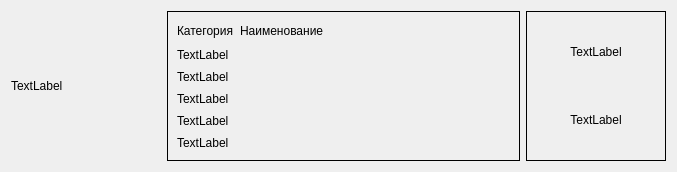
Leevandr/demo_final, file ui/ItemWidget.ui: the form before one commit.
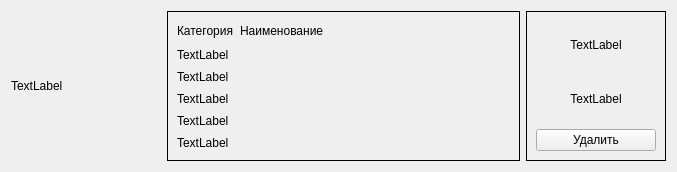
The form after the commit.

The edit to the form file:
```diff
--- a/ui/ItemWidget.ui
+++ b/ui/ItemWidget.ui
@@ -158,6 +158,13 @@
         </property>
        </widget>
       </item>
+      <item>
+       <widget class="QPushButton" name="pushButton_del">
+        <property name="text">
+         <string>Удалить</string>
+        </property>
+       </widget>
+      </item>
      </layout>
     </widget>
    </item>
```
